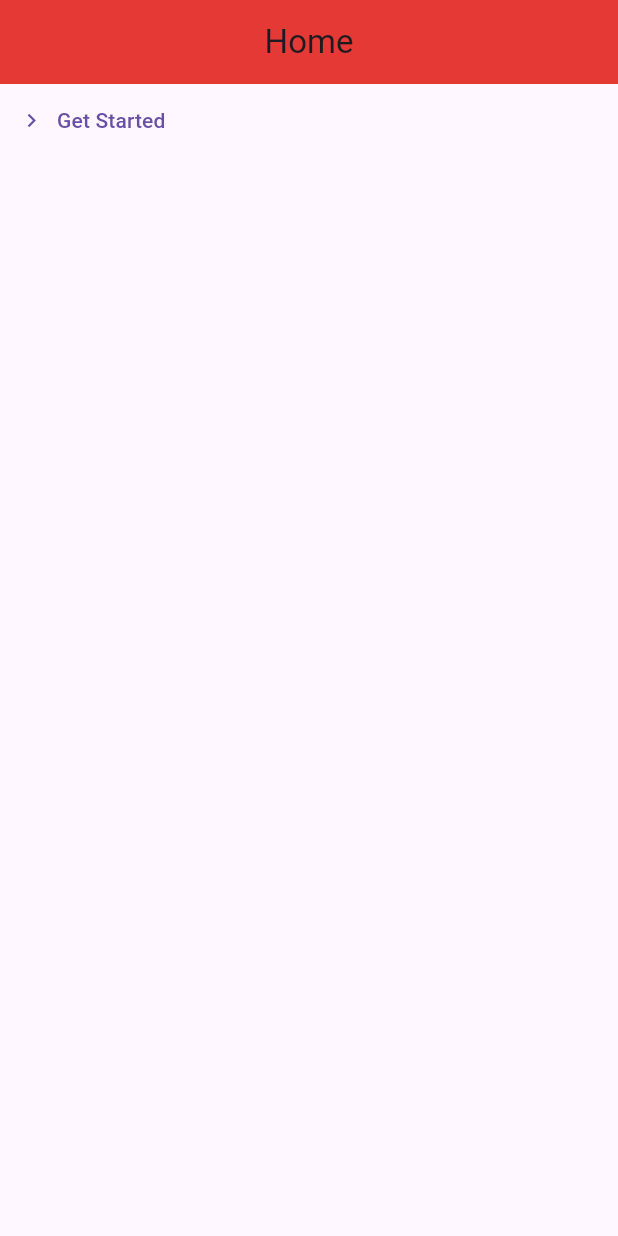
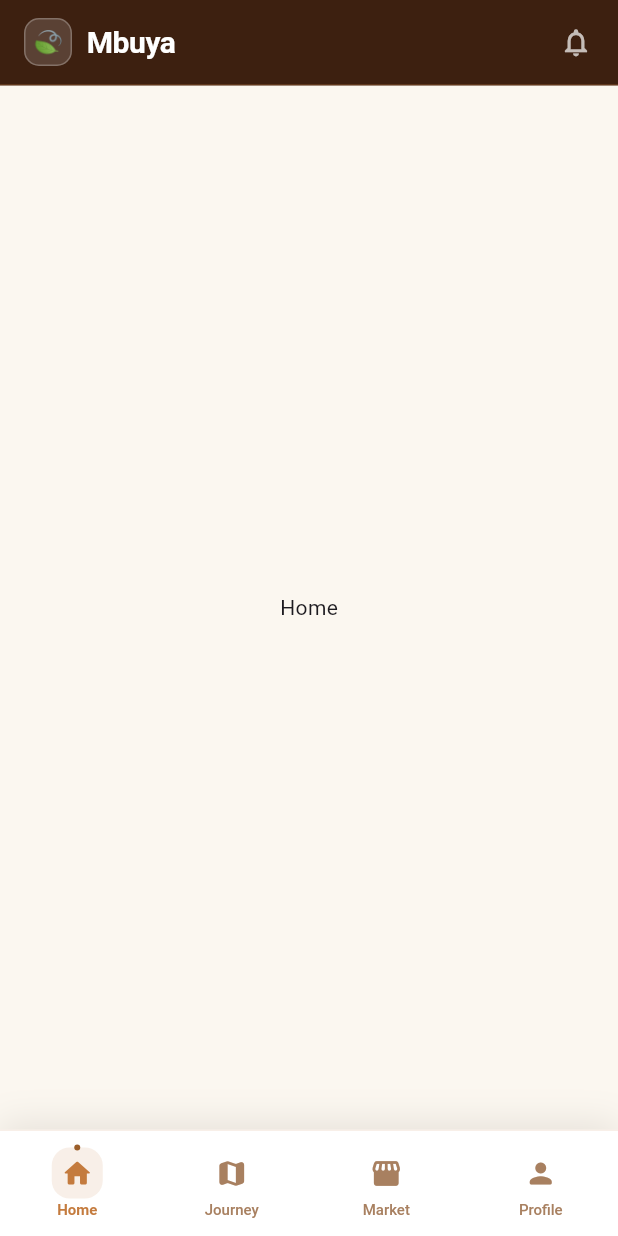
Before and after one commit to mwanavina/mbuya_android_app, a Flutter app: the screen it shows after launch, on a phone screen of 412 x 824 dp. Run offline on Flutter 3.47's test engine with Material 3 defaults, Android fonts, the light colour scheme and no system bars; Roboto replaces fonts that are missing (DMsans, Georgia).

Commit message:
add full layout for navigation screens

```diff
--- a/lib/main.dart
+++ b/lib/main.dart
@@ -1,14 +1,184 @@
 import 'package:flutter/material.dart';
-import 'package:mbuya_android_app/home.dart';
-import 'package:mbuya_android_app/loading.dart';
+import 'screens/home_screen.dart';
+import 'screens/journey_screen.dart';
+import 'screens/market_screen.dart';
+import 'screens/profile_screen.dart';
 
-void main() {
-  runApp( MaterialApp(
-    initialRoute: '/home',
-    routes: {
-      // '/': (context) => Loading(),
-      '/home': (context) => Home(),
-      '/loading': (context) => Loading(),
-    }
-  ));
+void main() => runApp( const MbuyaApp());
+
+class MbuyaApp extends StatelessWidget {
+  const MbuyaApp({super.key});
+
+  @override
+  Widget build(BuildContext context) {
+    return MaterialApp(
+      title: 'Mbuya',
+      debugShowCheckedModeBanner: false,
+      theme: ThemeData(
+        scaffoldBackgroundColor: const Color(0xFFFBF7F0),
+        fontFamily: 'DMsans'
+      ),
+      home: const MbuyaRoot(),
+    );
+  }
 }
+
+class MbuyaRoot extends StatefulWidget{
+  const MbuyaRoot({super.key});
+
+  @override
+  State<MbuyaRoot> createState() => _MbuyaRootState();
+}
+
+class _MbuyaRootState extends State<MbuyaRoot> {
+  int _currentIndex = 0;
+
+  // four screens
+
+  final List<Widget> _screens = const [
+    HomeScreen(),
+    JourneyScreen(),
+    MarketScreen(),
+    ProfileScreen(),
+  ];
+
+  @override
+  Widget build(BuildContext context) {
+    return Scaffold(
+      // Swap body based on current tab
+      body: IndexedStack(
+        index: _currentIndex,
+        children: _screens,
+      ),
+
+      bottomNavigationBar: _MbuyaNavBar(
+        currentIndex: _currentIndex,
+        onTap: (index) => setState(() => _currentIndex = index),
+      ),
+    );
+  }
+}
+
+class _MbuyaNavBar extends StatelessWidget {
+  final int currentIndex;
+  final ValueChanged<int> onTap;
+
+  const _MbuyaNavBar({
+    required this.currentIndex,
+    required this.onTap,
+  });
+
+  @override
+  Widget build(BuildContext context) {
+    const clay = Color(0xFFC47B3E);
+    const clayDark = Color(0xFF9B5E2A);
+    const softText = Color(0xFFA88060);
+    const white = Colors.white;
+
+    final items = [
+      (icon: Icons.home_rounded,        label: 'Home'),
+      (icon: Icons.map_rounded,          label: 'Journey'),
+      (icon: Icons.storefront_rounded,   label: 'Market'),
+      (icon: Icons.person_rounded,       label: 'Profile'),
+    ];
+
+    return Container(
+      decoration: BoxDecoration(
+        color: white,
+        boxShadow: [
+          BoxShadow(
+            color: const Color(0xFF2C1A0E).withOpacity(0.10),
+            blurRadius: 20,
+            offset: const Offset(0, -4),
+          ),
+        ],
+        border: Border(
+          top: BorderSide(
+            color: clay.withOpacity(0.12),
+            width: 1,
+          ),
+        ),
+      ),
+      child: SafeArea(
+        top: false,
+        child: SizedBox(
+          height: 70, // Increased height from 60 to 70 to fix overflow
+          child: Row(
+            children: List.generate(items.length, (i) {
+              final item = items[i];
+              final isActive = i == currentIndex;
+
+              return Expanded(
+                child: GestureDetector(
+                  onTap: () => onTap(i),
+                  behavior: HitTestBehavior.opaque,
+                  child: AnimatedContainer(
+                    duration: const Duration(milliseconds: 200),
+                    curve: Curves.easeOutCubic,
+                    padding: const EdgeInsets.symmetric(vertical: 8),
+                    child: Column(
+                      mainAxisSize: MainAxisSize.min,
+                      children: [
+                        // Animated icon with indicator dot
+                        Stack(
+                          clipBehavior: Clip.none,
+                          children: [
+                            AnimatedContainer(
+                              duration: const Duration(milliseconds: 200),
+                              padding: const EdgeInsets.all(6),
+                              decoration: BoxDecoration(
+                                color: isActive
+                                    ? clay.withOpacity(0.12)
+                                    : Colors.transparent,
+                                borderRadius: BorderRadius.circular(12),
+                              ),
+                              child: Icon(
+                                item.icon,
+                                size: 22,
+                                color: isActive ? clay : softText,
+                              ),
+                            ),
+                            // Active indicator dot above icon
+                            if (isActive)
+                              Positioned(
+                                top: -2,
+                                left: 0,
+                                right: 0,
+                                child: Center(
+                                  child: Container(
+                                    width: 4,
+                                    height: 4,
+                                    decoration: const BoxDecoration(
+                                      color: clayDark,
+                                      shape: BoxShape.circle,
+                                    ),
+                                  ),
+                                ),
+                              ),
+                          ],
+                        ),
+                        const SizedBox(height: 2), // Reduced from 3 to 2
+                        // Label
+                        AnimatedDefaultTextStyle(
+                          duration: const Duration(milliseconds: 200),
+                          style: TextStyle(
+                            fontSize: 10,
+                            fontWeight: isActive
+                                ? FontWeight.w700
+                                : FontWeight.w500,
+                            color: isActive ? clay : softText,
+                          ),
+                          child: Text(item.label),
+                        ),
+                      ],
+                    ),
+                  ),
+                ),
+              );
+            }),
+          ),
+        ),
+      ),
+    );
+  }
+}
--- /dev/null
+++ b/lib/screens/home_screen.dart
@@ -0,0 +1,15 @@
+// lib/screens/home_screen.dart
+import 'package:flutter/material.dart';
+import '../widgets/mbuya_app_bar.dart';
+
+class HomeScreen extends StatelessWidget {
+  const HomeScreen({super.key});
+
+  @override
+  Widget build(BuildContext context) {
+    return Scaffold(
+      appBar: const MbuyaAppBar(),
+      body: const Center(child: Text('Home')),
+    );
+  }
+}
--- /dev/null
+++ b/lib/screens/journey_screen.dart
@@ -0,0 +1,15 @@
+// lib/screens/journey_screen.dart
+import 'package:flutter/material.dart';
+import '../widgets/mbuya_app_bar.dart';
+
+class JourneyScreen extends StatelessWidget {
+  const JourneyScreen({super.key});
+
+  @override
+  Widget build(BuildContext context) {
+    return Scaffold(
+      appBar: const MbuyaAppBar(),
+      body: const Center(child: Text('Journey')),
+    );
+  }
+}
--- /dev/null
+++ b/lib/screens/market_screen.dart
@@ -0,0 +1,15 @@
+// lib/screens/market_screen.dart
+import 'package:flutter/material.dart';
+import '../widgets/mbuya_app_bar.dart';
+
+class MarketScreen extends StatelessWidget {
+  const MarketScreen({super.key});
+
+  @override
+  Widget build(BuildContext context) {
+    return Scaffold(
+      appBar: const MbuyaAppBar(),
+      body: const Center(child: Text('Market')),
+    );
+  }
+}
--- /dev/null
+++ b/lib/screens/profile_screen.dart
@@ -0,0 +1,18 @@
+// lib/screens/profile_screen.dart
+import 'package:flutter/material.dart';
+import '../widgets/mbuya_app_bar.dart';
+
+class ProfileScreen extends StatelessWidget {
+  const ProfileScreen({super.key});
+
+  @override
+  Widget build(BuildContext context) {
+    return Scaffold(
+      // Profile screen has no notification bell — pass custom actions
+      appBar: const MbuyaAppBar(
+        actions: [],
+      ),
+      body: const Center(child: Text('Profile')),
+    );
+  }
+}
--- /dev/null
+++ b/lib/widgets/mbuya_app_bar.dart
@@ -0,0 +1,95 @@
+// lib/widgets/mbuya_app_bar.dart
+import 'package:flutter/material.dart';
+
+class MbuyaAppBar extends StatelessWidget implements PreferredSizeWidget {
+  final List<Widget>? actions;
+  final bool showBack;
+
+  const MbuyaAppBar({
+    super.key,
+    this.actions,
+    this.showBack = false,
+  });
+
+  @override
+  Widget build(BuildContext context) {
+    return AppBar(
+      backgroundColor: const Color(0xFF3D2010),
+      elevation: 0,
+      automaticallyImplyLeading: showBack,
+
+      // ── Logo + Name on the left ──
+      title: Row(
+        mainAxisSize: MainAxisSize.min,
+        children: [
+          // Icon box
+          Container(
+            width: 32,
+            height: 32,
+            decoration: BoxDecoration(
+              color: Colors.white.withOpacity(0.15),
+              borderRadius: BorderRadius.circular(10),
+              border: Border.all(
+                color: Colors.white.withOpacity(0.25),
+                width: 1,
+              ),
+            ),
+            child: const Center(
+              child: Text(
+                '🍃',
+                style: TextStyle(fontSize: 17),
+              ),
+            ),
+          ),
+
+          const SizedBox(width: 10),
+
+          // App name
+          RichText(
+            text: const TextSpan(
+              children: [
+                TextSpan(
+                  text: 'Mbuya',
+                  style: TextStyle(
+                    fontFamily: 'Georgia', // swap for Playfair if added
+                    fontSize: 20,
+                    fontWeight: FontWeight.w700,
+                    color: Colors.white,
+                    letterSpacing: -0.3,
+                  ),
+                ),
+              ],
+            ),
+          ),
+        ],
+      ),
+
+      // Optional right-side action buttons
+      actions: actions ??
+          [
+            IconButton(
+              icon: const Icon(
+                Icons.notifications_outlined,
+                color: Colors.white70,
+                size: 22,
+              ),
+              onPressed: () {},
+            ),
+            const SizedBox(width: 4),
+          ],
+
+      // Bottom border line
+      bottom: PreferredSize(
+        preferredSize: const Size.fromHeight(1),
+        child: Container(
+          height: 1,
+          color: const Color(0xFFC47B3E).withOpacity(0.25),
+        ),
+      ),
+    );
+  }
+
+  // Flutter needs this to know how tall the AppBar is
+  @override
+  Size get preferredSize => const Size.fromHeight(kToolbarHeight + 1);
+}
```
